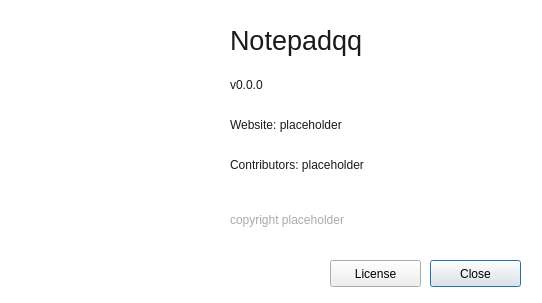
The window that src/ui/frmabout.ui (kravich/notepad) describes before a commit, drawn with Qt 5.
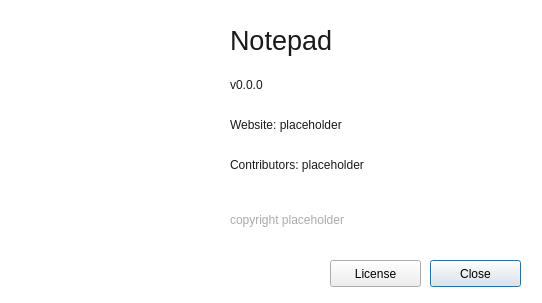
The same window after the commit. Icons and pictures are not drawn.

Commit message: Perform sed -i "s/Notepadqq/Notepad/g" on all files

Diff of the .ui file:
```diff
--- a/src/ui/frmabout.ui
+++ b/src/ui/frmabout.ui
@@ -98,7 +98,7 @@
     <string notr="true">color: rgb(26, 26, 26);</string>
    </property>
    <property name="text">
-    <string notr="true">Notepadqq</string>
+    <string notr="true">Notepad</string>
    </property>
   </widget>
   <widget class="QPushButton" name="btnLicense">
```
Left out of the diff: 2 changed lines with no effect on the pictures. The commit also changes 58 other files.
